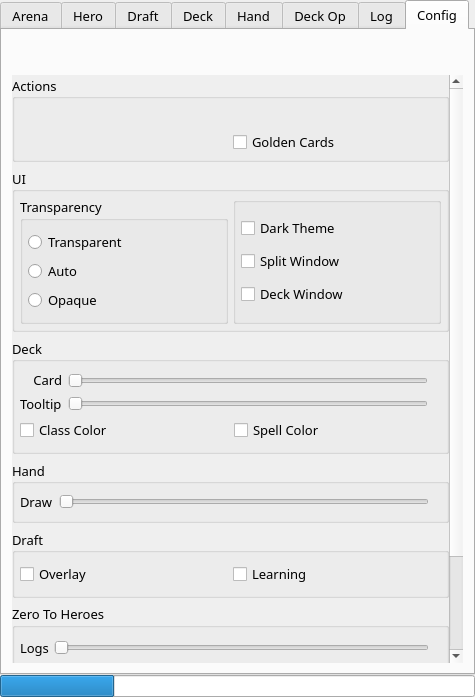
The window that mainwindow.ui (supertriodo/Arena-Tracker) describes before a commit, drawn with Qt 5.
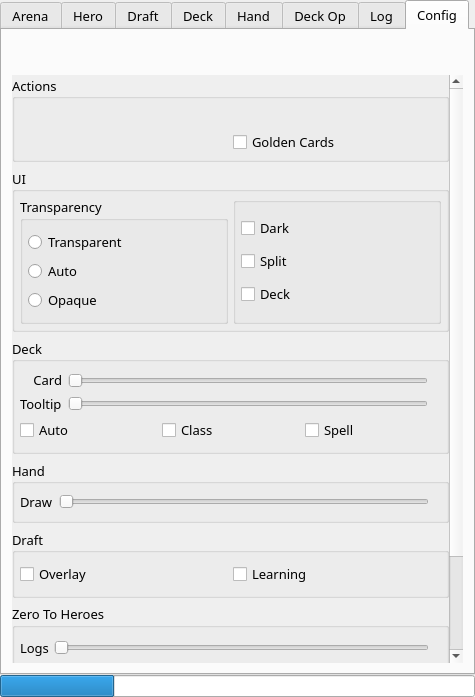
The same window after the commit. The open tabs and pages were chosen to show the change. Icons and pictures are not drawn. Custom widgets are drawn as their Qt base class.

Commit message:
Deck: Add Auto deck size option to adapt the height of the cards to make the whole deck fit in the space available for the window.
Change default maxGamesLog to 15.
Shorten names in config tab so they can fit.

Bug Fix: Changing the height of cards would make the unknown cards to
show 30. Now it shows its correct value.

```diff
--- a/mainwindow.ui
+++ b/mainwindow.ui
@@ -1572,7 +1572,7 @@
                        <string>Dark Theme</string>
                       </property>
                       <property name="text">
-                       <string>Dark Theme</string>
+                       <string>Dark</string>
                       </property>
                      </widget>
                     </item>
@@ -1583,7 +1583,7 @@
 it'll split to show several tabs at once</string>
                       </property>
                       <property name="text">
-                       <string>Split Window </string>
+                       <string>Split</string>
                       </property>
                      </widget>
                     </item>
@@ -1594,7 +1594,7 @@
 in a new window</string>
                       </property>
                       <property name="text">
-                       <string>Deck Window</string>
+                       <string>Deck</string>
                       </property>
                      </widget>
                     </item>
@@ -1730,13 +1730,23 @@
                  </item>
                  <item>
                   <layout class="QHBoxLayout" name="configDeckHorizontalLayout2">
+                   <item>
+                    <widget class="QCheckBox" name="configCheckAutoSize">
+                     <property name="toolTip">
+                      <string>Auto Size: Adapt card size to deck window size.</string>
+                     </property>
+                     <property name="text">
+                      <string>Auto</string>
+                     </property>
+                    </widget>
+                   </item>
                    <item>
                     <widget class="QCheckBox" name="configCheckClassColor">
                      <property name="toolTip">
                       <string>Show a colored background for class cards.</string>
                      </property>
                      <property name="text">
-                      <string>Class Color</string>
+                      <string>Class</string>
                      </property>
                     </widget>
                    </item>
@@ -1746,7 +1756,7 @@
                       <string>Show text in color for spells and weapons.</string>
                      </property>
                      <property name="text">
-                      <string>Spell Color</string>
+                      <string>Spell</string>
                      </property>
                     </widget>
                    </item>
```
Left out of the diff: 4 changed lines with no effect on the pictures. The commit also changes 4 other files.
